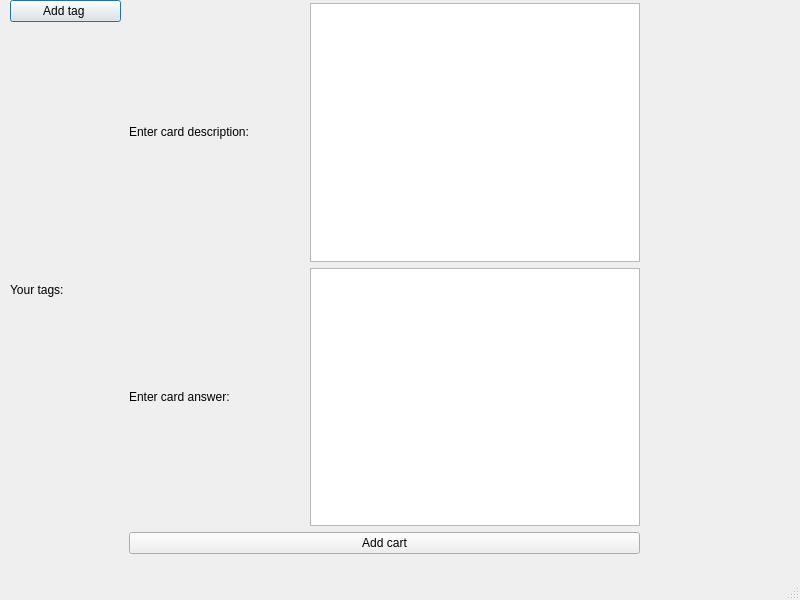
Qt form design.ui (redbutterfly4/emphizor) before a commit.
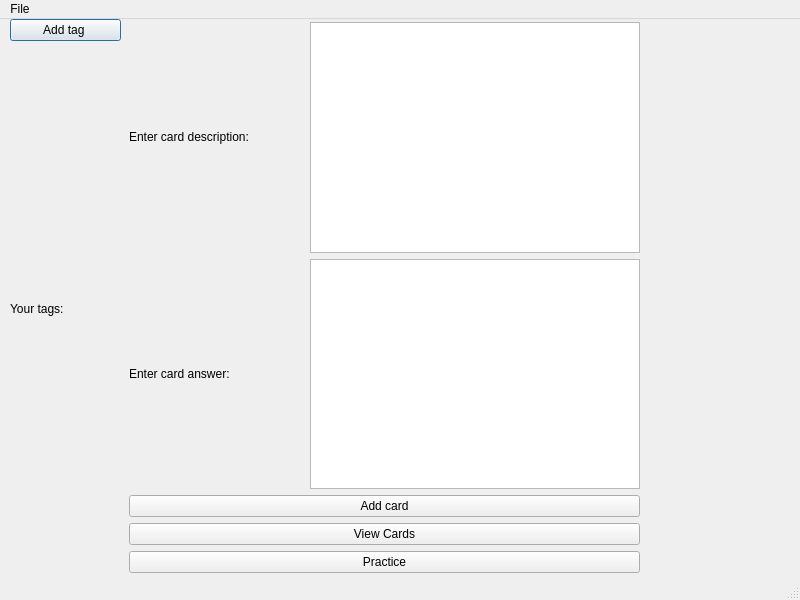
The same form after that commit.

Diff of the .ui file:
```diff
--- a/design.ui
+++ b/design.ui
@@ -126,7 +126,39 @@
         </size>
        </property>
        <property name="text">
-        <string>Add cart</string>
+        <string>Add card</string>
+       </property>
+       <property name="flat">
+        <bool>false</bool>
+       </property>
+      </widget>
+     </item>
+     <item>
+      <widget class="QPushButton" name="viewCardsButton">
+       <property name="maximumSize">
+        <size>
+         <width>16777215</width>
+         <height>16777215</height>
+        </size>
+       </property>
+       <property name="text">
+        <string>View Cards</string>
+       </property>
+       <property name="flat">
+        <bool>false</bool>
+       </property>
+      </widget>
+     </item>
+     <item>
+      <widget class="QPushButton" name="practiceButton">
+       <property name="maximumSize">
+        <size>
+         <width>16777215</width>
+         <height>16777215</height>
+        </size>
+       </property>
+       <property name="text">
+        <string>Practice</string>
        </property>
        <property name="flat">
         <bool>false</bool>
@@ -145,6 +177,13 @@
      <height>23</height>
     </rect>
    </property>
+   <widget class="QMenu" name="menuFile">
+    <property name="title">
+     <string>File</string>
+    </property>
+    <addaction name="actionSave"/>
+   </widget>
+   <addaction name="menuFile"/>
   </widget>
   <widget class="QStatusBar" name="statusbar"/>
  </widget>
```
Left out of the diff: 8 changed lines with no effect on the pictures.
